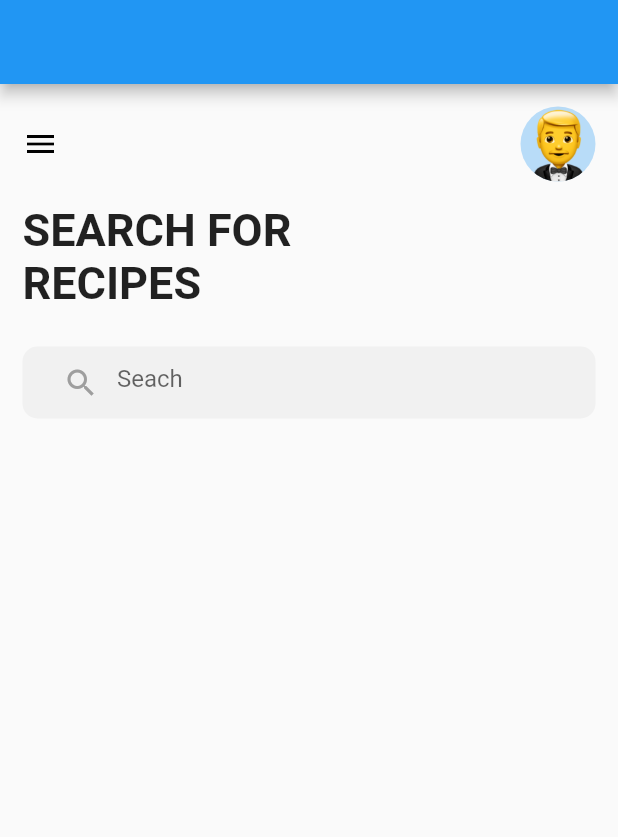
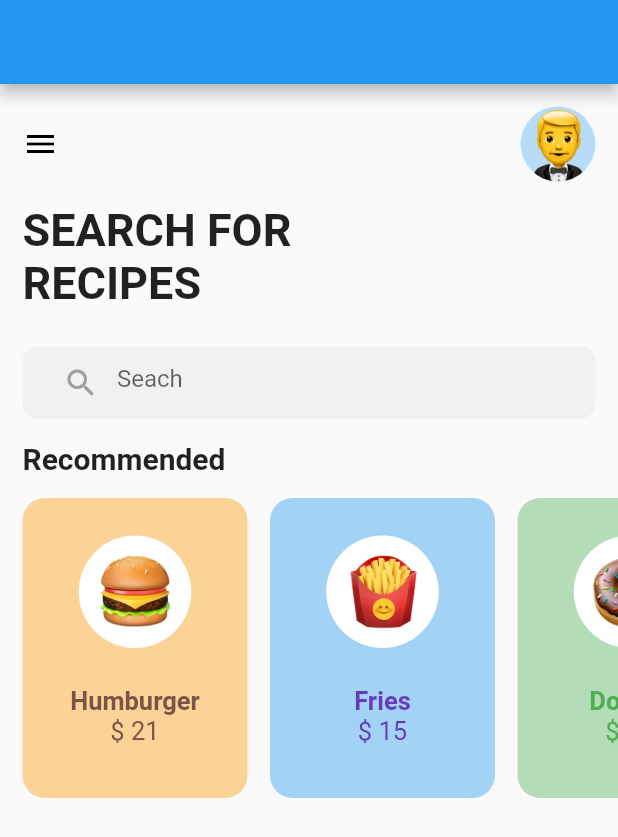
Before and after one commit to ShiviCode/food_ui, a Flutter app: the screen it shows after launch, on a phone screen of 412 x 824 dp. Shown: the top 837 px of the screen. Run offline on Flutter 3.47's test engine with Material 2 defaults, Android fonts, the phone set to English and light mode, and no system bars; our stand-ins replace google_fonts.

```diff
--- a/lib/home_screen.dart
+++ b/lib/home_screen.dart
@@ -55,7 +55,8 @@ class HomeScreen extends StatelessWidget {
             child: Text('RECIPES',style: TextStyle(
               fontSize: 30,
               fontWeight: FontWeight.bold,
-               ),),
+               ),
+            ),
           ),
           SizedBox(height: 25,),
 
@@ -79,9 +80,112 @@ class HomeScreen extends StatelessWidget {
               ),
             ),
 
+             Padding(
+            padding: const EdgeInsets.only(left:15.0,top: 15),
+            child: Text('Recommended',style: TextStyle(
+              fontSize: 20,
+              fontWeight: FontWeight.bold,
+               ),
+            ),
+          ),
+
+          SizedBox(height: 15,),
+
+          Container(
+            height: 200,
+            child: ListView(
+              scrollDirection: Axis.horizontal,
+              children: [
+                _buildList(
+                  foodName: 'Humburger',
+                  imgPath: 'assets/images/burger.png',
+                  price: '21',
+                  bgColor: Colors.orange.withOpacity(0.4),
+                  textColor: Colors.brown,
+                  ),
+
+                  _buildList(
+                  foodName: 'Fries',
+                  imgPath: 'assets/images/fries.png',
+                  price: '15',
+                  bgColor: Colors.blue.withOpacity(0.4),
+                  textColor: Colors.deepPurple,
+                  ),
+
+                  _buildList(
+                  foodName: 'Donuts',
+                  imgPath: 'assets/images/doughnut.png',
+                  price: '15',
+                  bgColor: Colors.green.withOpacity(0.4),
+                  textColor: Colors.green,
+                  ),
+              ],
+            ),
+          ),
 
         ],
       ),
     );
   }
+
+   _buildList({
+     required String foodName,
+     required String imgPath,
+     required String price,
+     required Color bgColor,
+     required Color textColor,
+     }){
+      return Padding(
+        padding:EdgeInsets.only(left: 15),
+        child: InkWell(
+          onTap: (){},
+          child: Container(
+            height: 175,
+            width: 150,
+            decoration: BoxDecoration(
+              borderRadius: BorderRadius.circular(15),
+              color: bgColor,
+            ),
+            child: Column(
+              children: [
+                SizedBox(height: 25,),
+                Hero(
+                  tag: foodName,
+                  child: Container(
+                     height: 75,
+                     width: 75,
+                     decoration: BoxDecoration(
+                       color: Colors.white,
+                       shape: BoxShape.circle,
+                     ),
+                     child: Center(
+                       child: Image.asset(imgPath,height: 50,width: 50,),
+                     ),
+                  ),
+                ),
+                SizedBox(height: 25,),
+                Text(
+                  foodName,
+                  style: TextStyle(
+                    fontSize: 17,
+                    color: textColor,
+                    fontWeight: FontWeight.bold
+                  ),
+                  ),
+
+                   Text(
+                  '\$ ' +price,
+                  style: TextStyle(
+                    fontSize: 17,
+                    color: textColor,
+                   // fontWeight: FontWeight.bold
+                  ),
+                  ),
+              ],
+            ),
+          ),
+        ),
+        );
+   }
+
 }
```
